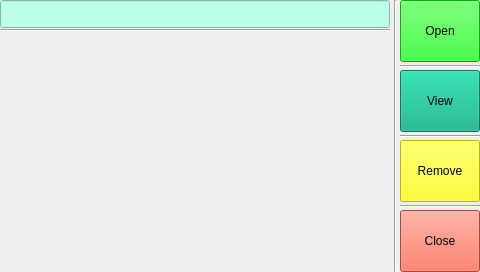
Above: widget.ui from jiangyu945/git-MiniPy before the change. Below: the same form after it.
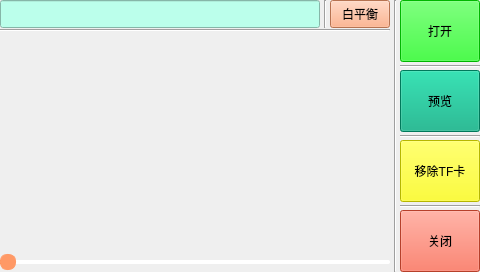
That is the form after the change.

The edit to the form file:
```diff
--- a/widget.ui
+++ b/widget.ui
@@ -27,7 +27,7 @@
 background-color: rgb(255, 89, 60);</string>
    </property>
    <property name="text">
-    <string>Close</string>
+    <string>关闭</string>
    </property>
   </widget>
   <widget class="QPushButton" name="Bt_CamOpen">
@@ -44,7 +44,7 @@
 font: 18pt &quot;Sans Serif&quot;;</string>
    </property>
    <property name="text">
-    <string>Open</string>
+    <string>打开</string>
    </property>
   </widget>
   <widget class="QPushButton" name="Bt_RemoveTF">
@@ -62,7 +62,7 @@
 </string>
    </property>
    <property name="text">
-    <string>Remove</string>
+    <string>移除TF卡</string>
    </property>
   </widget>
   <widget class="Line" name="line">
@@ -119,7 +119,7 @@
 </string>
    </property>
    <property name="text">
-    <string>View</string>
+    <string>预览</string>
    </property>
   </widget>
   <widget class="Line" name="line_4">
@@ -140,7 +140,7 @@
     <rect>
      <x>0</x>
      <y>0</y>
-     <width>390</width>
+     <width>320</width>
      <height>28</height>
     </rect>
    </property>
@@ -153,6 +153,121 @@
     <string/>
    </property>
   </widget>
+  <widget class="QSlider" name="ExposureSlider">
+   <property name="geometry">
+    <rect>
+     <x>0</x>
+     <y>252</y>
+     <width>390</width>
+     <height>20</height>
+    </rect>
+   </property>
+   <property name="styleSheet">
+    <string notr="true">QSlider::groove:horizontal {
+ 
+border: 0px solid #bbb;
+ 
+}
+ 
+QSlider::sub-page:horizontal {
+ 
+background: rgb(235,97,0);
+ 
+border-radius: 0px;
+ 
+margin-top:8px;
+ 
+margin-bottom:8px;
+ 
+}
+ 
+QSlider::add-page:horizontal {
+ 
+background: rgb(255,255, 255);
+ 
+border: 0px solid #777;
+ 
+border-radius: 2px;
+ 
+margin-top:8px;
+ 
+margin-bottom:8px;
+ 
+}
+ 
+QSlider::handle:horizontal {
+ 
+background: rgb(255,153,102);
+ 
+border: 1px solid rgb(255,153,102);
+ 
+width: 14px;
+ 
+height:10px;
+ 
+border-radius: 7px;
+ 
+margin-top:2px;
+ 
+margin-bottom:2px;
+ 
+}
+ 
+QSlider::handle:horizontal:hover {
+ 
+background: rgb(255,128,6);
+ 
+border: 1px solid rgba(102,102,102,102);
+ 
+border-radius: 7px;
+ 
+}
+ 
+QSlider::sub-page:horizontal:disabled {
+ 
+background: #bbb;
+ 
+border-color: #999;
+ 
+}
+ 
+QSlider::add-page:horizontal:disabled {
+ 
+background: #eee;
+ 
+border-color: #999;
+ 
+}
+ 
+QSlider::handle:horizontal:disabled {
+ 
+background: #eee;
+ 
+border: 1px solid #aaa;
+ 
+border-radius: 4px;
+ 
+}
+ 
+</string>
+   </property>
+   <property name="orientation">
+    <enum>Qt::Horizontal</enum>
+   </property>
+  </widget>
+  <widget class="Line" name="line_3">
+   <property name="geometry">
+    <rect>
+     <x>390</x>
+     <y>0</y>
+     <width>10</width>
+     <height>272</height>
+    </rect>
+   </property>
+   <property name="orientation">
+    <enum>Qt::Vertical</enum>
+   </property>
+  </widget>
   <widget class="Line" name="line_5">
    <property name="geometry">
     <rect>
@@ -166,6 +281,36 @@
     <enum>Qt::Horizontal</enum>
    </property>
   </widget>
+  <widget class="QPushButton" name="Bt_Cwb">
+   <property name="geometry">
+    <rect>
+     <x>330</x>
+     <y>0</y>
+     <width>60</width>
+     <height>28</height>
+    </rect>
+   </property>
+   <property name="styleSheet">
+    <string notr="true">
+background-color: rgb(255, 161, 114);</string>
+   </property>
+   <property name="text">
+    <string>白平衡</string>
+   </property>
+  </widget>
+  <widget class="Line" name="line_6">
+   <property name="geometry">
+    <rect>
+     <x>320</x>
+     <y>0</y>
+     <width>10</width>
+     <height>28</height>
+    </rect>
+   </property>
+   <property name="orientation">
+    <enum>Qt::Vertical</enum>
+   </property>
+  </widget>
  </widget>
  <layoutdefault spacing="6" margin="11"/>
  <resources/>
```
Left out of the diff: 16 changed lines with no effect on the pictures.
